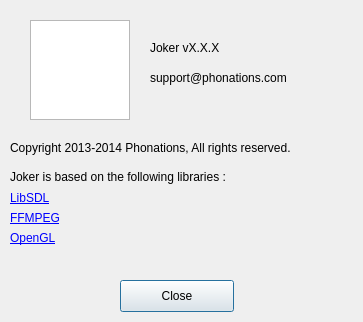
Above: app/Joker/AboutDialog.ui from JokerSync/Joker before the change. Below: the same form after it.
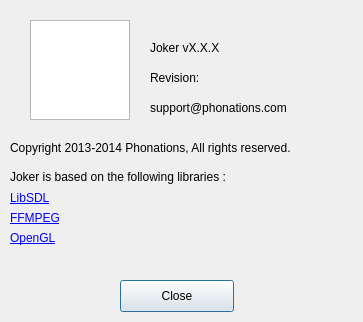
That is the form after the change.

Patch:
```diff
--- a/app/Joker/AboutDialog.ui
+++ b/app/Joker/AboutDialog.ui
@@ -93,7 +93,7 @@
    <property name="geometry">
     <rect>
      <x>150</x>
-     <y>70</y>
+     <y>100</y>
      <width>211</width>
      <height>16</height>
     </rect>
@@ -172,6 +172,22 @@
     <bool>true</bool>
    </property>
   </widget>
+  <widget class="QLabel" name="revisionLabel">
+   <property name="geometry">
+    <rect>
+     <x>150</x>
+     <y>70</y>
+     <width>181</width>
+     <height>16</height>
+    </rect>
+   </property>
+   <property name="text">
+    <string>Revision: </string>
+   </property>
+   <property name="openExternalLinks">
+    <bool>true</bool>
+   </property>
+  </widget>
  </widget>
  <resources/>
  <connections/>
```
